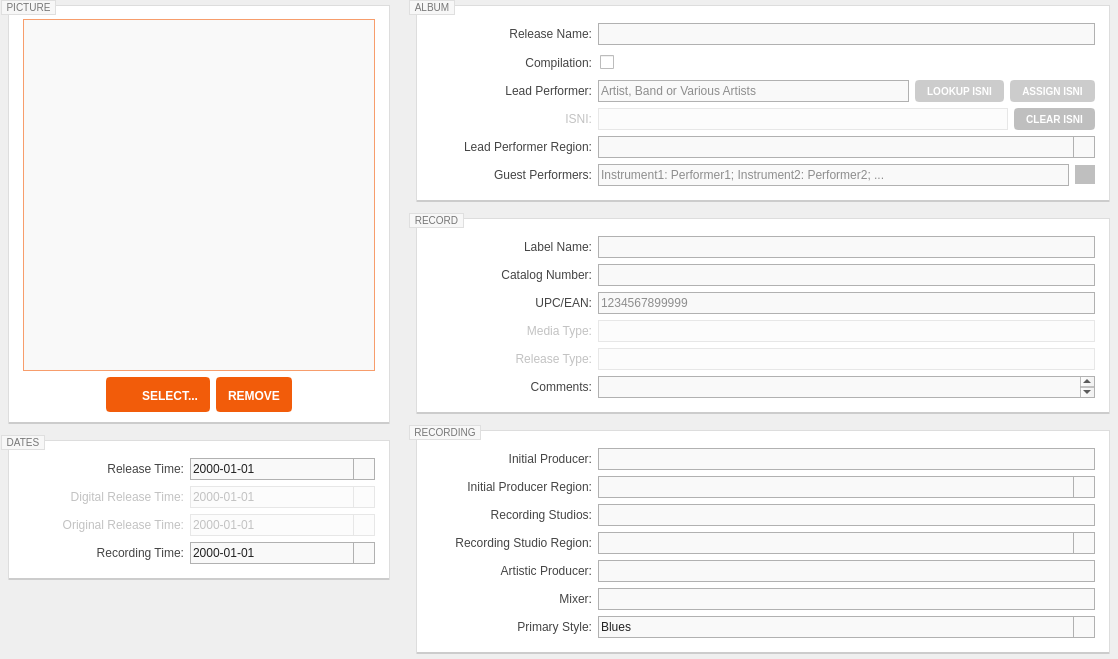
This is resources/ui/album_page.ui in Iconoclasteinc/tgit as Qt 5 draws it before an edit. The edited form follows.
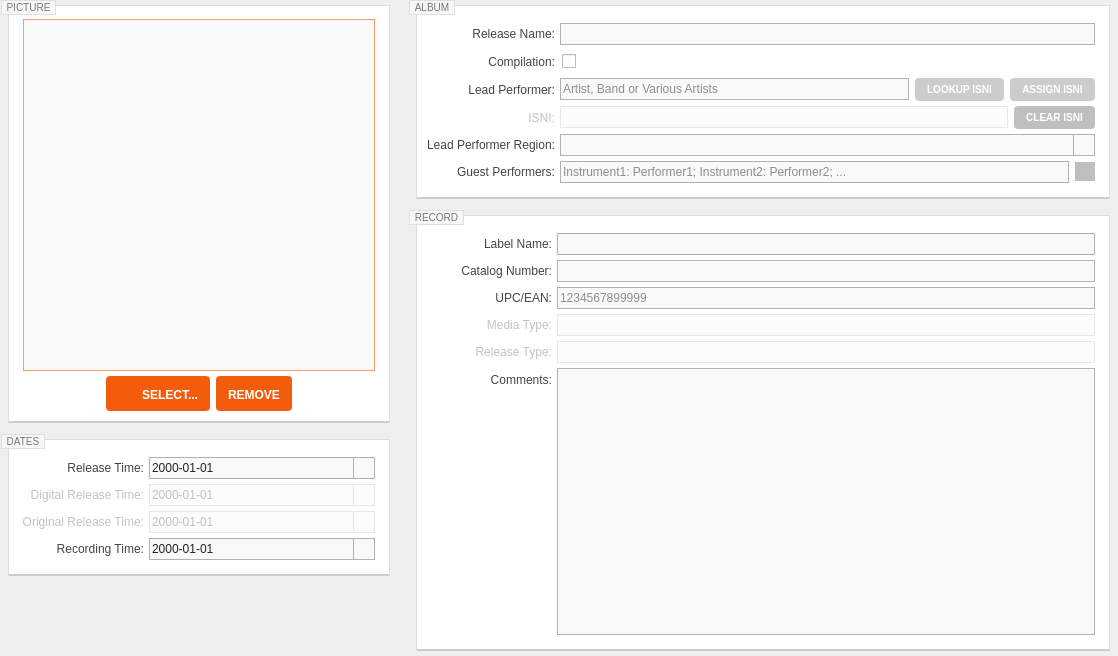
This is the edited form. Icons and pictures are not drawn. Custom widgets are drawn as their Qt base class.

Commit message: Move the recording box to track level from album level.

```diff
--- a/resources/ui/album_page.ui
+++ b/resources/ui/album_page.ui
@@ -108,7 +108,7 @@
 	border: 1px solid #DDDDDD;
 	border-bottom: 2px solid rgba(0, 0, 0, 20%);
 	background-color: white;
-	padding: 17px 14px 14px 0px;
+	padding: 17px 14px 14px 10px;
 	margin: 5px 8px;
 	font-size: 10px;
 }
@@ -239,7 +239,7 @@
 
 QLabel {
 	color: #444444;
-	min-width: 175px;
+	min-width: 125px;
 }
 
 QLabel:disabled {
@@ -322,6 +322,9 @@
          <string>PICTURE</string>
         </property>
         <layout class="QVBoxLayout" name="verticalLayout">
+         <property name="spacing">
+          <number>5</number>
+         </property>
          <property name="leftMargin">
           <number>0</number>
          </property>
@@ -466,8 +469,14 @@
          <property name="fieldGrowthPolicy">
           <enum>QFormLayout::AllNonFixedFieldsGrow</enum>
          </property>
+         <property name="labelAlignment">
+          <set>Qt::AlignRight|Qt::AlignTrailing|Qt::AlignVCenter</set>
+         </property>
          <property name="horizontalSpacing">
-          <number>6</number>
+          <number>5</number>
+         </property>
+         <property name="verticalSpacing">
+          <number>5</number>
          </property>
          <property name="leftMargin">
           <number>0</number>
@@ -649,6 +658,15 @@
          <property name="fieldGrowthPolicy">
           <enum>QFormLayout::AllNonFixedFieldsGrow</enum>
          </property>
+         <property name="labelAlignment">
+          <set>Qt::AlignRight|Qt::AlignTrailing|Qt::AlignVCenter</set>
+         </property>
+         <property name="horizontalSpacing">
+          <number>5</number>
+         </property>
+         <property name="verticalSpacing">
+          <number>5</number>
+         </property>
          <property name="leftMargin">
           <number>0</number>
          </property>
@@ -949,6 +967,15 @@
          <property name="fieldGrowthPolicy">
           <enum>QFormLayout::AllNonFixedFieldsGrow</enum>
          </property>
+         <property name="labelAlignment">
+          <set>Qt::AlignRight|Qt::AlignTrailing|Qt::AlignVCenter</set>
+         </property>
+         <property name="horizontalSpacing">
+          <number>5</number>
+         </property>
+         <property name="verticalSpacing">
+          <number>5</number>
+         </property>
          <property name="leftMargin">
           <number>0</number>
          </property>
@@ -1094,202 +1121,6 @@
         </layout>
        </widget>
       </item>
-      <item>
-       <widget class="QGroupBox" name="recording_box">
-        <property name="title">
-         <string>RECORDING</string>
-        </property>
-        <layout class="QFormLayout" name="formLayout_4">
-         <property name="fieldGrowthPolicy">
-          <enum>QFormLayout::AllNonFixedFieldsGrow</enum>
-         </property>
-         <property name="leftMargin">
-          <number>0</number>
-         </property>
-         <property name="topMargin">
-          <number>0</number>
-         </property>
-         <property name="rightMargin">
-          <number>0</number>
-         </property>
-         <property name="bottomMargin">
-          <number>0</number>
-         </property>
-         <item row="2" column="0">
-          <widget class="QLabel" name="recording_studios_caption">
-           <property name="text">
-            <string>Recording Studios:</string>
-           </property>
-           <property name="alignment">
-            <set>Qt::AlignRight|Qt::AlignTrailing|Qt::AlignVCenter</set>
-           </property>
-           <property name="buddy">
-            <cstring>recording_studios</cstring>
-           </property>
-          </widget>
-         </item>
-         <item row="2" column="1">
-          <widget class="QLineEdit" name="recording_studios"/>
-         </item>
-         <item row="4" column="0">
-          <widget class="QLabel" name="_artistic_producer_caption">
-           <property name="text">
-            <string>Artistic Producer:</string>
-           </property>
-           <property name="alignment">
-            <set>Qt::AlignRight|Qt::AlignTrailing|Qt::AlignVCenter</set>
-           </property>
-           <property name="buddy">
-            <cstring>_artistic_producer</cstring>
-           </property>
-          </widget>
-         </item>
-         <item row="4" column="1">
-          <widget class="QLineEdit" name="_artistic_producer"/>
-         </item>
-         <item row="5" column="0">
-          <widget class="QLabel" name="mixer_caption">
-           <property name="text">
-            <string>Mixer:</string>
-           </property>
-           <property name="alignment">
-            <set>Qt::AlignRight|Qt::AlignTrailing|Qt::AlignVCenter</set>
-           </property>
-           <property name="buddy">
-            <cstring>mixer</cstring>
-           </property>
-          </widget>
-         </item>
-         <item row="5" column="1">
-          <widget class="QLineEdit" name="mixer"/>
-         </item>
-         <item row="6" column="0">
-          <widget class="QLabel" name="genre_caption">
-           <property name="text">
-            <string>Primary Style:</string>
-           </property>
-           <property name="alignment">
-            <set>Qt::AlignRight|Qt::AlignTrailing|Qt::AlignVCenter</set>
-           </property>
-           <property name="buddy">
-            <cstring>genre</cstring>
-           </property>
-          </widget>
-         </item>
-         <item row="6" column="1">
-          <widget class="QComboBox" name="genre">
-           <property name="sizePolicy">
-            <sizepolicy hsizetype="MinimumExpanding" vsizetype="Fixed">
-             <horstretch>0</horstretch>
-             <verstretch>1</verstretch>
-            </sizepolicy>
-           </property>
-           <property name="cursor">
-            <cursorShape>PointingHandCursor</cursorShape>
-           </property>
-           <property name="focusPolicy">
-            <enum>Qt::StrongFocus</enum>
-           </property>
-           <property name="editable">
-            <bool>true</bool>
-           </property>
-           <property name="insertPolicy">
-            <enum>QComboBox::NoInsert</enum>
-           </property>
-           <item>
-            <property name="text">
-             <string>Blues</string>
-            </property>
-           </item>
-           <item>
-            <property name="text">
-             <string>Country</string>
-            </property>
-           </item>
-           <item>
-            <property name="text">
-             <string>Dance</string>
-            </property>
-           </item>
-           <item>
-            <property name="text">
-             <string>Hip-Hop</string>
-            </property>
-           </item>
-          </widget>
-         </item>
-         <item row="0" column="0">
-          <widget class="QLabel" name="_initial_producer_caption">
-           <property name="text">
-            <string>Initial Producer:</string>
-           </property>
-           <property name="alignment">
-            <set>Qt::AlignRight|Qt::AlignTrailing|Qt::AlignVCenter</set>
-           </property>
-           <property name="buddy">
-            <cstring>_initial_producer</cstring>
-           </property>
-          </widget>
-         </item>
-         <item row="0" column="1">
-          <widget class="QLineEdit" name="_initial_producer"/>
-         </item>
-         <item row="1" column="0">
-          <widget class="QLabel" name="_initial_producer_region_caption">
-           <property name="text">
-            <string>Initial Producer Region:</string>
-           </property>
-           <property name="alignment">
-            <set>Qt::AlignRight|Qt::AlignTrailing|Qt::AlignVCenter</set>
-           </property>
-           <property name="buddy">
-            <cstring>_initial_producer_region</cstring>
-           </property>
-          </widget>
-         </item>
-         <item row="1" column="1">
-          <widget class="QComboBox" name="_initial_producer_region">
-           <property name="focusPolicy">
-            <enum>Qt::StrongFocus</enum>
-           </property>
-          </widget>
-         </item>
-         <item row="3" column="0">
-          <widget class="QLabel" name="_recording_studio_region_caption">
-           <property name="text">
-            <string>Recording Studio Region:</string>
-           </property>
-           <property name="alignment">
-            <set>Qt::AlignRight|Qt::AlignTrailing|Qt::AlignVCenter</set>
-           </property>
-           <property name="buddy">
-            <cstring>_recording_studio_region</cstring>
-           </property>
-          </widget>
-         </item>
-         <item row="3" column="1">
-          <widget class="QComboBox" name="_recording_studio_region">
-           <property name="focusPolicy">
-            <enum>Qt::StrongFocus</enum>
-           </property>
-          </widget>
-         </item>
-        </layout>
-       </widget>
-      </item>
-      <item>
-       <spacer name="verticalSpacer_2">
-        <property name="orientation">
-         <enum>Qt::Vertical</enum>
-        </property>
-        <property name="sizeHint" stdset="0">
-         <size>
-          <width>20</width>
-          <height>40</height>
-         </size>
-        </property>
-       </spacer>
-      </item>
      </layout>
     </widget>
    </item>
```
Left out of the diff: 4 changed lines with no effect on the pictures. The commit also changes 20 other files.
